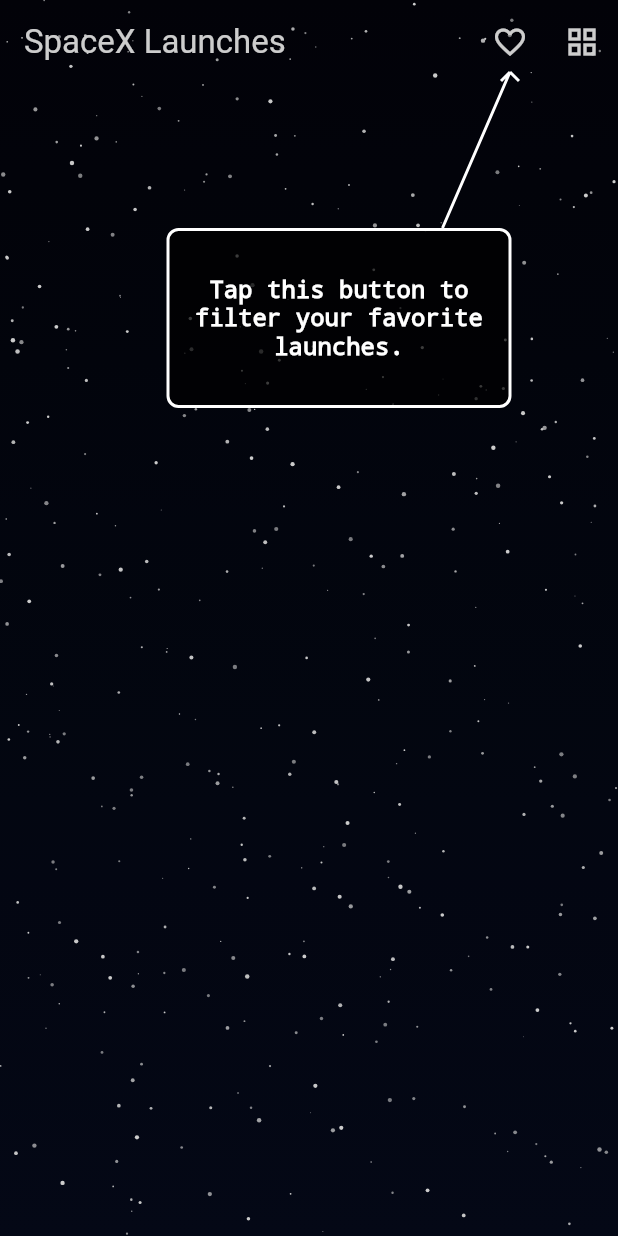
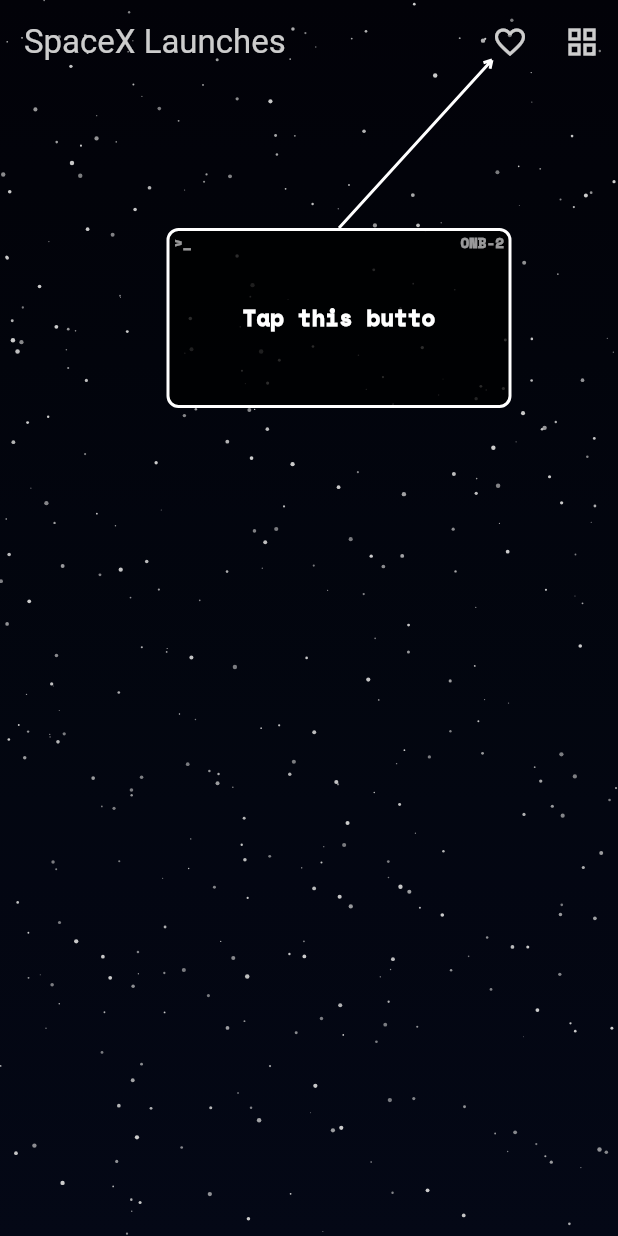
Before and after one commit to Mthieu44/spacex-app, a Flutter app: the screen it shows after launch, after a tap on the "favorite outline" icon, on a phone screen of 412 x 824 dp. Run offline on Flutter 3.47's test engine with Material 3 defaults, Android fonts, the phone set to English and light mode, and no system bars; our stand-ins replace flutter_bloc, google_fonts, hydrated_bloc, shared_preferences, shimmer; network calls fail.

Commit message:
pretty onboarding

```diff
--- a/lib/ui/pages/home.page.dart
+++ b/lib/ui/pages/home.page.dart
@@ -111,7 +111,7 @@ class _HomePageState extends State<HomePage> {
                 },
                 type: OnboardingType.home,
                 currentStepIndex: onboardingState.currentStep,
-                onNextStep: () => context.read<OnboardingCubit>().nextStep(4)
+                onNextStep: () => context.read<OnboardingCubit>().nextStep(5)
               );
             },
           )
--- a/lib/ui/widgets/onboarding.widget.dart
+++ b/lib/ui/widgets/onboarding.widget.dart
@@ -1,3 +1,5 @@
+import 'dart:math';
+
 import 'package:flutter/material.dart';
 import 'package:spacex_app/logic/cubit/onboarding.cubit.dart';
 import 'package:spacex_app/ui/widgets/onboarding_bubble.widget.dart';
@@ -47,6 +49,12 @@ class _OnboardingWidgetState extends State<OnboardingWidget> {
       ),
       FeatureStep(
         key: null,
+        text: 'You can scroll through the list to see all launches.',
+        bubbleRect: Rect.fromLTWH(0, 0, 250, 150),
+        backgroundAlpha: 150
+      ),
+      FeatureStep(
+        key: null,
         text: 'Now try clicking on a launch to see more details!',
         bubbleRect: Rect.fromLTWH(0, 0, 250, 150),
         backgroundAlpha: 150
@@ -56,7 +64,7 @@ class _OnboardingWidgetState extends State<OnboardingWidget> {
       steps = [
         FeatureStep(
           key: null,
-          text: 'This is the launch detail page where you can find more information about the selected launch.',
+          text: 'On this page, you can find more information about the selected launch.',
           bubbleRect: Rect.fromLTWH(0, 0, 250, 150),
           backgroundAlpha: 150
         ),
@@ -70,7 +78,8 @@ class _OnboardingWidgetState extends State<OnboardingWidget> {
           key: widget.globalKeys['backButtonKey'],
           text: 'Use this button to go back to the launches list.',
           bubbleRect: Rect.fromLTWH(-40, -190, 230, 120),
-          backgroundAlpha: 50
+          backgroundAlpha: 50,
+          targetArrowAlignment: Alignment.bottomRight
         ),
         FeatureStep(
           key: null,
@@ -99,6 +108,7 @@ class _OnboardingWidgetState extends State<OnboardingWidget> {
               color: Colors.black.withAlpha(currentStep.backgroundAlpha),
             ),
             OnboardingBubbleWidget(
+              key: ValueKey(widget.currentStepIndex),
               text: currentStep.text,
               rect: Rect.fromLTWH(
                 left,
@@ -106,6 +116,7 @@ class _OnboardingWidgetState extends State<OnboardingWidget> {
                 currentStep.bubbleRect.width,
                 currentStep.bubbleRect.height
               ),
+              currentStep: widget.currentStepIndex + 1,
             ),
             if (currentStep.key != null)
               CustomPaint(
@@ -115,9 +126,10 @@ class _OnboardingWidgetState extends State<OnboardingWidget> {
                     left,
                     top,
                     currentStep.bubbleRect.width,
-                    currentStep.bubbleRect.height
+                    currentStep.bubbleRect.height,
                   ),
-                  targetRect: _getWidgetRect(currentStep.key!)
+                  targetRect: _getWidgetRect(currentStep.key!),
+                  targetArrowAlignment: currentStep.targetArrowAlignment
                 ),
               ),
           ],
@@ -132,12 +144,14 @@ class FeatureStep {
   final String text;
   final Rect bubbleRect;
   final int backgroundAlpha;
+  final Alignment targetArrowAlignment;
 
   FeatureStep({
     required this.key,
     required this.text,
     required this.bubbleRect,
-    required this.backgroundAlpha
+    required this.backgroundAlpha,
+    this.targetArrowAlignment = Alignment.bottomLeft
   });
 }
 
@@ -151,7 +165,12 @@ Rect _getWidgetRect(GlobalKey key) {
 class ArrowPainter extends CustomPainter {
   final Rect bubbleRect;
   final Rect targetRect;
-  ArrowPainter({required this.bubbleRect, required this.targetRect});
+  final Alignment targetArrowAlignment;
+  ArrowPainter({
+    required this.bubbleRect,
+    required this.targetRect,
+    required this.targetArrowAlignment
+  });
 
   @override
   void paint(Canvas canvas, Size size) {
@@ -160,21 +179,33 @@ class ArrowPainter extends CustomPainter {
       ..strokeWidth = 2.0
       ..style = PaintingStyle.stroke;
 
-    final path = Path();
-    final startX = bubbleRect.left + bubbleRect.width * 0.8;
+    final startX = bubbleRect.left + bubbleRect.width * 0.5;
     final startY = bubbleRect.top;
-    final endX = targetRect.left + targetRect.width / 2;
-    final endY = targetRect.bottom + 8.0;
+    final endX = targetArrowAlignment == Alignment.bottomRight
+        ? targetRect.right
+        : targetRect.left;
+    final endY = targetRect.bottom;
 
-    path.moveTo(startX, startY);
-    path.lineTo(endX, endY);
+    final angle = atan2(endY - startY, endX - startX);
+    const arrowSize = 6.0;
+    const arrowAngle = pi / 6;
 
-    // Draw arrowhead
-    const arrowSize = 6.0;
-    path.moveTo(endX, endY);
-    path.lineTo(endX - arrowSize, endY + arrowSize);
-    path.moveTo(endX, endY);
-    path.lineTo(endX + arrowSize, endY + arrowSize);
+    final arrowPoint1 = Offset(
+      endX - arrowSize * cos(angle - arrowAngle),
+      endY - arrowSize * sin(angle - arrowAngle),
+    );
+    final arrowPoint2 = Offset(
+      endX - arrowSize * cos(angle + arrowAngle),
+      endY - arrowSize * sin(angle + arrowAngle),
+    );
+
+    final path = Path()
+      ..moveTo(startX, startY)
+      ..lineTo(endX, endY)
+      ..moveTo(endX, endY)
+      ..lineTo(arrowPoint1.dx, arrowPoint1.dy)
+      ..moveTo(endX, endY)
+      ..lineTo(arrowPoint2.dx, arrowPoint2.dy);
     canvas.drawPath(path, paint);
   }
   @override
--- a/lib/ui/widgets/onboarding_bubble.widget.dart
+++ b/lib/ui/widgets/onboarding_bubble.widget.dart
@@ -1,39 +1,133 @@
 import 'package:flutter/material.dart';
+import 'dart:math';
 
-class OnboardingBubbleWidget extends StatelessWidget {
+import 'package:google_fonts/google_fonts.dart';
+
+class OnboardingBubbleWidget extends StatefulWidget {
   final String text;
   final Rect rect;
-  const OnboardingBubbleWidget({super.key, required this.text, required this.rect});
+  final int currentStep;
+  const OnboardingBubbleWidget({
+    super.key,
+    required this.text,
+    required this.rect,
+    required this.currentStep,
+  });
+
+  @override
+  State<OnboardingBubbleWidget> createState() => _OnboardingBubbleWidgetState();
+}
+
+class _OnboardingBubbleWidgetState extends State<OnboardingBubbleWidget> with TickerProviderStateMixin {
+  late final AnimationController _animationController;
+  late final AnimationController _typewriterController;
+
+  @override
+  void initState() {
+    super.initState();
+    _animationController = AnimationController(
+      vsync: this,
+      duration: const Duration(seconds: 2),
+    )..repeat();
+    _typewriterController = AnimationController(
+      vsync: this,
+      duration: Duration(milliseconds: (widget.text.length * 75)),
+    )..forward();
+  }
+
+  @override
+  void dispose() {
+    _animationController.dispose();
+    _typewriterController.dispose();
+    super.dispose();
+  }
 
   @override
   Widget build(BuildContext context) {
 
+    return AnimatedBuilder(
+      animation: _animationController,
+      builder: (_, __) {
         return Positioned(
-      left: rect.left,
-      top: rect.top,
-      width: rect.width,
-      height: rect.height,
+          left: widget.rect.left,
+          top: widget.rect.top,
+          width: widget.rect.width,
+          height: widget.rect.height,
           child: Container(
             decoration: BoxDecoration(
-          color: Colors.black.withAlpha(180),
+                color: Colors.black.withAlpha(200),
                 borderRadius: BorderRadius.circular(8.0),
                 border: Border.all(color: Colors.white, width: 2.0)
             ),
-        child: Center(
+            child: Column(
+              children: [
+                Padding(
+                  padding: const EdgeInsets.symmetric(vertical: 0, horizontal: 3),
+                  child: Row(
+                    mainAxisAlignment: MainAxisAlignment.spaceBetween,
+                    children: [
+                      Text(
+                        '>_',
+                        style: GoogleFonts.spaceMono(
+                            color: Colors.white60,
+                            fontSize: 9.5,
+                            decoration: TextDecoration.none
+                        ),
+                      ),
+                      Text(
+                        'ONB-${widget.currentStep}',
+                        style: GoogleFonts.spaceMono(
+                            color: Colors.white60,
+                            fontSize: 9.5,
+                            decoration: TextDecoration.none
+                        ),
+                      ),
+                    ],
+                  ),
+                ),
+                Spacer(),
+                Center(
                   child: Padding(
                     padding: const EdgeInsets.all(8.0),
-            child: Text(
-              text,
-              style: TextStyle(
+                    child: AnimatedBuilder(
+                      animation: _typewriterController,
+                      builder: (_, __) {
+                        final fullText = widget.text;
+                        final progress = _typewriterController.value;
+                        final charCount = (progress * fullText.length).clamp(0, fullText.length).toInt();
+                        final displayedText = fullText.substring(0, charCount);
+
+                        return Text(
+                          displayedText,
+                          style: GoogleFonts.spaceMono(
                             color: Colors.white,
-                fontSize: 16,
-                decoration: TextDecoration.none
+                            fontSize: 15,
+                            decoration: TextDecoration.none,
                           ),
                           textAlign: TextAlign.center,
+                        );
+                      }
+                    )
                   ),
                 ),
+                Spacer(),
+                Opacity(
+                  opacity: _typewriterController.value == 1 ? 0.2 + 0.8 * ((1 + sin(2 * pi * _animationController.value)) / 2) : 0,
+                  child: Text(
+                    'Press anywhere to continue',
+                    style: GoogleFonts.spaceMono(
+                      color: Colors.white70,
+                      fontSize: 10.5,
+                      decoration: TextDecoration.none,
+                      fontStyle: FontStyle.italic,
+                    ),
+                  ),
+                )
+              ],
             ),
           ),
         );
       }
+    );
   }
+}
```
Lines whose indentation alone changed are shown as unchanged.
